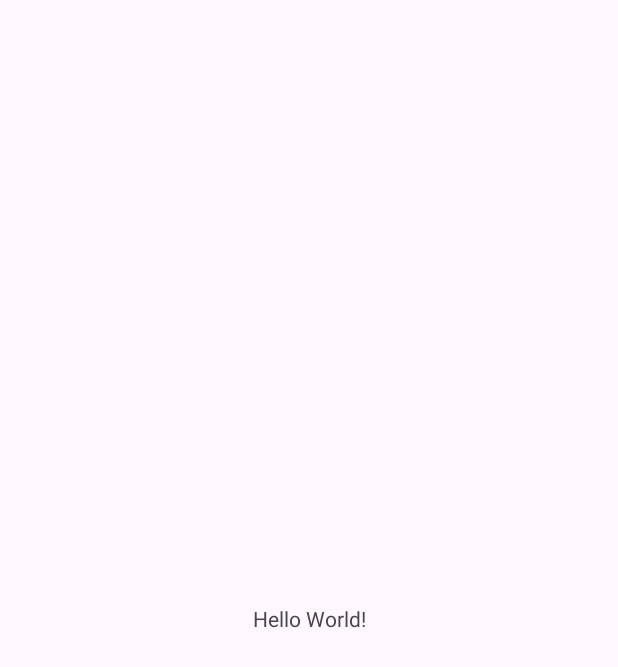
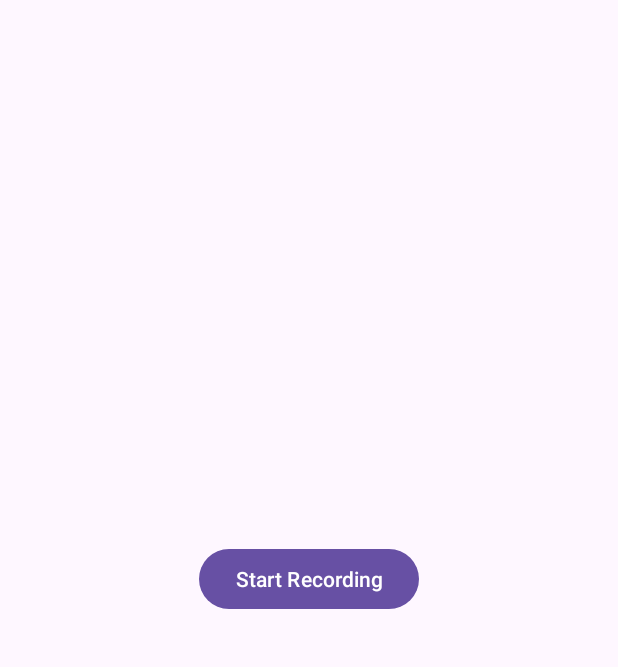
Before and after one commit to rahmanfaisal0414/C241-PS042-Capstone-Yap2Type, an Android app: the screen it shows after launch (MainActivity), on a phone screen of 412 x 824 dp. Before the commit the part shown is almost empty. Shown: the top 667 px of the screen. Run offline under Robolectric (Android 15) with nearby library versions, the phone set to English and light mode, and no system bars.

Commit message:
Make voice to text activity

```diff
--- a/MD/Yap2Type/app/src/main/AndroidManifest.xml
+++ b/MD/Yap2Type/app/src/main/AndroidManifest.xml
@@ -2,7 +2,8 @@
 <manifest xmlns:android="http://schemas.android.com/apk/res/android"
     xmlns:tools="http://schemas.android.com/tools">
 
-    <uses-permission android:name="android.permission.INTERNET" />
+    <uses-permission android:name="android.permission.RECORD_AUDIO"/>
+    <uses-permission android:name="android.permission.INTERNET"/>
 
     <application
         android:allowBackup="true"
--- a/MD/Yap2Type/app/src/main/java/com/rahman/yap2type/MainActivity.kt
+++ b/MD/Yap2Type/app/src/main/java/com/rahman/yap2type/MainActivity.kt
@@ -1,11 +1,81 @@
 package com.rahman.yap2type
 
+import android.Manifest
+import android.content.Intent
+import android.content.pm.PackageManager
+import android.os.Bundle
+import android.speech.RecognitionListener
+import android.speech.RecognizerIntent
+import android.speech.SpeechRecognizer
+import android.widget.Button
+import android.widget.TextView
 import androidx.appcompat.app.AppCompatActivity
-import android.os.Bundle
+import androidx.core.app.ActivityCompat
+import java.util.*
 
 class MainActivity : AppCompatActivity() {
+
+    private lateinit var speechRecognizer: SpeechRecognizer
+    private lateinit var recognizerIntent: Intent
+    private lateinit var btnRecord: Button
+    private lateinit var tvText: TextView
+
     override fun onCreate(savedInstanceState: Bundle?) {
         super.onCreate(savedInstanceState)
         setContentView(R.layout.activity_main)
+
+        btnRecord = findViewById(R.id.btnRecord)
+        tvText = findViewById(R.id.tvText)
+
+        if (ActivityCompat.checkSelfPermission(this, Manifest.permission.RECORD_AUDIO) != PackageManager.PERMISSION_GRANTED) {
+            ActivityCompat.requestPermissions(this, arrayOf(Manifest.permission.RECORD_AUDIO), 1)
+        }
+
+        speechRecognizer = SpeechRecognizer.createSpeechRecognizer(this)
+        recognizerIntent = Intent(RecognizerIntent.ACTION_RECOGNIZE_SPEECH).apply {
+            putExtra(RecognizerIntent.EXTRA_LANGUAGE_MODEL, RecognizerIntent.LANGUAGE_MODEL_FREE_FORM)
+            putExtra(RecognizerIntent.EXTRA_LANGUAGE, Locale.getDefault())
+        }
+
+        speechRecognizer.setRecognitionListener(object : RecognitionListener {
+            override fun onReadyForSpeech(params: Bundle?) {
+                btnRecord.text = "Listening..."
+            }
+
+            override fun onBeginningOfSpeech() {}
+            override fun onRmsChanged(rmsdB: Float) {}
+            override fun onBufferReceived(buffer: ByteArray?) {}
+            override fun onEndOfSpeech() {
+                btnRecord.text = "Start Recording"
+            }
+
+            override fun onError(error: Int) {
+                btnRecord.text = "Start Recording"
+                tvText.text = "Error recognizing speech"
+            }
+
+            override fun onResults(results: Bundle?) {
+                val matches = results?.getStringArrayList(SpeechRecognizer.RESULTS_RECOGNITION)
+                if (matches != null) {
+                    tvText.text = matches[0]
+                }
+            }
+
+            override fun onPartialResults(partialResults: Bundle?) {}
+            override fun onEvent(eventType: Int, params: Bundle?) {}
+        })
+
+        btnRecord.setOnClickListener {
+            if (btnRecord.text == "Start Recording") {
+                speechRecognizer.startListening(recognizerIntent)
+            } else {
+                speechRecognizer.stopListening()
+            }
+        }
+    }
+
+    override fun onDestroy() {
+        super.onDestroy()
+        speechRecognizer.destroy()
     }
 }
--- a/MD/Yap2Type/app/src/main/res/layout/activity_main.xml
+++ b/MD/Yap2Type/app/src/main/res/layout/activity_main.xml
@@ -1,18 +1,23 @@
 <?xml version="1.0" encoding="utf-8"?>
-<androidx.constraintlayout.widget.ConstraintLayout xmlns:android="http://schemas.android.com/apk/res/android"
+<LinearLayout xmlns:android="http://schemas.android.com/apk/res/android"
     xmlns:app="http://schemas.android.com/apk/res-auto"
     xmlns:tools="http://schemas.android.com/tools"
     android:layout_width="match_parent"
     android:layout_height="match_parent"
+    android:orientation="vertical"
+    android:gravity="center"
     tools:context=".MainActivity">
 
-    <TextView
+    <Button
+        android:id="@+id/btnRecord"
         android:layout_width="wrap_content"
         android:layout_height="wrap_content"
-        android:text="Hello World!"
-        app:layout_constraintBottom_toBottomOf="parent"
-        app:layout_constraintEnd_toEndOf="parent"
-        app:layout_constraintStart_toStartOf="parent"
-        app:layout_constraintTop_toTopOf="parent" />
+        android:text="Start Recording"/>
 
-</androidx.constraintlayout.widget.ConstraintLayout>
+    <TextView
+        android:id="@+id/tvText"
+        android:layout_width="wrap_content"
+        android:layout_height="wrap_content"
+        android:padding="16dp"/>
+
+</LinearLayout>
```
